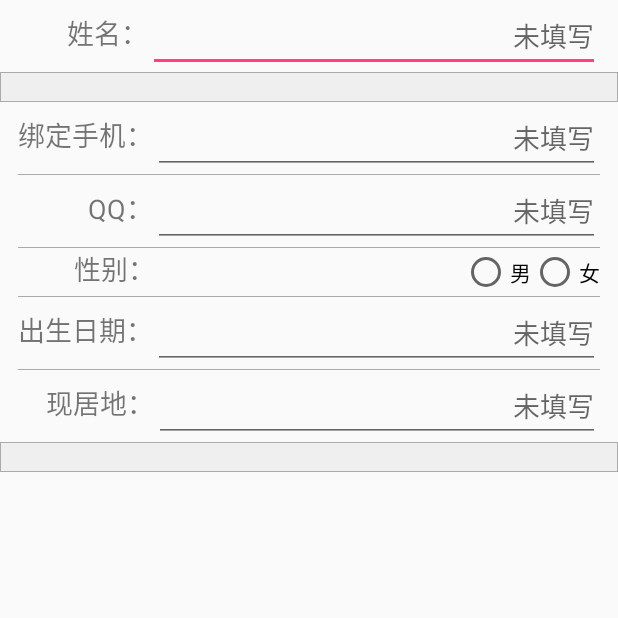
After one commit to QiuBuJi/BusinessCircle, an Android app: the ModifyData screen opened directly, with no data from a screen before it, on a phone screen of 412 x 824 dp, the top half of it. The commit adds this screen. Run offline under Robolectric (Android 15) with nearby library versions, the phone set to English and light mode, and no system bars.

Commit message:
增加修改资料页面

```diff
--- a/app/src/main/AndroidManifest.xml
+++ b/app/src/main/AndroidManifest.xml
@@ -1,6 +1,6 @@
 <?xml version="1.0" encoding="utf-8"?>
 <manifest xmlns:android="http://schemas.android.com/apk/res/android"
-    package="com.wp.businesscircle">
+          package="com.wp.businesscircle">
 
     <application
         android:allowBackup="true"
@@ -10,11 +10,12 @@
         android:theme="@style/AppTheme">
         <activity android:name=".MainActivity">
             <intent-filter>
-                <action android:name="android.intent.action.MAIN" />
+                <action android:name="android.intent.action.MAIN"/>
 
-                <category android:name="android.intent.category.LAUNCHER" />
+                <category android:name="android.intent.category.LAUNCHER"/>
             </intent-filter>
         </activity>
+        <activity android:name="com.wp.personal.ModifyData"/>
     </application>
 
 </manifest>
--- a/app/src/main/java/com/wp/businesscircle/SlideSideBar.java
+++ b/app/src/main/java/com/wp/businesscircle/SlideSideBar.java
@@ -1,8 +1,10 @@
 package com.wp.businesscircle;
 
 import android.content.Context;
+import android.graphics.Color;
 import android.graphics.Point;
 import android.util.AttributeSet;
+import android.util.Log;
 import android.view.MotionEvent;
 import android.view.View;
 import android.view.ViewGroup;
@@ -28,7 +30,7 @@ public class SlideSideBar extends ViewGroup {
     private float mOffsetSum;//每次偏移距离的合。侧滑菜单（mLeftView），滑动有关。
     private long mOffsetCount;//偏移的次数。侧滑菜单（mLeftView），滑动有关。
     private Point mPt;
-    private double mDuration = 1.8;//持续时间
+    private double mDuration = 1.2;//持续时间
     private boolean mShowing;//侧滑菜单显示状态
 
     /**
@@ -152,12 +154,16 @@ public class SlideSideBar extends ViewGroup {
     public void setLimit(float x) {
         mLimitX = x;
         mRightView.setTranslationX(mLimitX);//移动“主内容mRightView”
-        float ratio = 0.4f;
+
+
+        float ratio = 0.4f;//mLeftView与mRightView之间的移动比例
         /*
         * 移动“侧滑菜单mLeftView”
         * mLeftView它的移动距离在mRightView移动的基础上缩小了ratio倍。
         * */
-        mLeftView.setTranslationX((mLimitX * ratio) - ((float) mParkPos * ratio));
+        float leftHideOffset = (float) mParkPos * ratio;//左边隐藏部分的位移
+        float shrinkPosX = mLimitX * ratio;//缩小后的x轴向移动位置
+        mLeftView.setTranslationX(shrinkPosX - leftHideOffset);
     }
 
     @Override
@@ -167,9 +173,6 @@ public class SlideSideBar extends ViewGroup {
         if (mScroller.computeScrollOffset()) {//如果在计算偏移，继续。
             setLimit(mScroller.getCurrX());//以mScroller模拟的位置来实现惯性滑动效果。
             invalidate();
-        } else {//计算偏移完成
-
-
         }
     }
 
--- a/app/src/main/java/com/wp/fragments/PagePersonalFragmentActivity.java
+++ b/app/src/main/java/com/wp/fragments/PagePersonalFragmentActivity.java
@@ -1,22 +1,28 @@
 package com.wp.fragments;
 
 import android.app.Fragment;
+import android.content.Intent;
 import android.os.Bundle;
 import android.support.annotation.Nullable;
+import android.util.Log;
 import android.view.LayoutInflater;
 import android.view.View;
 import android.view.ViewGroup;
+import android.widget.LinearLayout;
 
 import com.wp.businesscircle.BaseActivity;
 import com.wp.businesscircle.R;
+import com.wp.personal.ModifyData;
 
 /**
  * Created by Administrator on 16/12/24/0024.
  */
 
-public class PagePersonalFragmentActivity extends Fragment implements BaseActivity {
+public class PagePersonalFragmentActivity extends Fragment implements BaseActivity, View.OnClickListener {
 
     private View view;
+    private LinearLayout mModifyData;
+    private String TAG = "msg";
 
     @Override
     public void onViewCreated(View view, Bundle savedInstanceState) {
@@ -36,16 +42,25 @@ public class PagePersonalFragmentActivity extends Fragment implements BaseActivi
 
     @Override
     public void initView() {
-
+        mModifyData = ((LinearLayout) view.findViewById(R.id.ll_ll_personal_ModifyData));
     }
 
     @Override
     public void initListener() {
-
+        mModifyData.setOnClickListener(this);
     }
 
     @Override
     public void initData() {
 
     }
+
+    @Override
+    public void onClick(View v) {
+        switch (v.getId()) {
+            case R.id.ll_ll_personal_ModifyData:
+                startActivity(new Intent(view.getContext(), ModifyData.class));
+                break;
+        }
+    }
 }
--- /dev/null
+++ b/app/src/main/java/com/wp/personal/ModifyData.java
@@ -0,0 +1,20 @@
+package com.wp.personal;
+
+import android.app.Activity;
+import android.os.Bundle;
+import android.support.annotation.Nullable;
+
+import com.wp.businesscircle.R;
+
+/**
+ * Created by 吴攀 on 2017/1/2/002.
+ */
+
+public class ModifyData extends Activity {
+    @Override
+    protected void onCreate(@Nullable Bundle savedInstanceState) {
+        super.onCreate(savedInstanceState);
+        setContentView(R.layout.activity_personal_modify_data);
+
+    }
+}
--- /dev/null
+++ b/app/src/main/res/drawable/bg_divide_line.xml
@@ -0,0 +1,8 @@
+<?xml version="1.0" encoding="utf-8"?>
+<shape xmlns:android="http://schemas.android.com/apk/res/android">
+    <solid android:color="#efefef"/>
+    <stroke
+        android:width="1px"
+        android:color="@android:color/darker_gray"/>
+
+</shape>
--- a/app/src/main/res/layout/activity_menu_personal.xml
+++ b/app/src/main/res/layout/activity_menu_personal.xml
@@ -110,6 +110,7 @@
     </RelativeLayout>
 
     <LinearLayout
+        android:id="@+id/ll_ll_personal_ModifyData"
         android:layout_width="match_parent"
         android:layout_height="52dp"
         android:background="#FFFFFF"
--- /dev/null
+++ b/app/src/main/res/layout/activity_personal_modify_data.xml
@@ -0,0 +1,142 @@
+<?xml version="1.0" encoding="utf-8"?>
+<LinearLayout xmlns:android="http://schemas.android.com/apk/res/android"
+              android:layout_width="match_parent"
+              android:layout_height="match_parent"
+              android:orientation="vertical">
+
+
+    <LinearLayout style="@style/style_personal_modify_data_item">
+
+        <TextView
+            android:layout_width="wrap_content"
+            android:layout_height="wrap_content"
+            android:text="       姓名："
+            android:textSize="18sp"/>
+
+        <EditText
+            android:layout_width="match_parent"
+            android:layout_height="wrap_content"
+            android:gravity="right"
+            android:hint="未填写"
+            android:textSize="18sp"/>
+    </LinearLayout>
+
+    <View
+        android:layout_width="match_parent"
+        android:layout_height="20dp"
+        android:background="@drawable/bg_divide_line"/>
+
+    <LinearLayout style="@style/style_personal_modify_data_item">
+
+        <TextView
+            android:layout_width="wrap_content"
+            android:layout_height="wrap_content"
+            android:text="绑定手机："
+            android:textSize="18sp"/>
+
+        <EditText
+            android:layout_width="match_parent"
+            android:layout_height="wrap_content"
+            android:gravity="right"
+            android:hint="未填写"
+            android:inputType="number"
+            android:textSize="18sp"/>
+    </LinearLayout>
+
+    <View style="@style/style_line"/>
+
+    <LinearLayout style="@style/style_personal_modify_data_item">
+
+        <TextView
+            android:layout_width="wrap_content"
+            android:layout_height="wrap_content"
+            android:text="          QQ："
+            android:textSize="18sp"/>
+
+        <EditText
+            android:layout_width="match_parent"
+            android:layout_height="wrap_content"
+            android:gravity="right"
+            android:hint="未填写"
+            android:inputType="number"
+            android:textSize="18sp"/>
+
+    </LinearLayout>
+
+    <View style="@style/style_line"/>
+
+    <LinearLayout style="@style/style_personal_modify_data_item">
+
+        <TextView
+            android:layout_width="wrap_content"
+            android:layout_height="wrap_content"
+            android:text="        性别："
+            android:textSize="18sp"/>
+
+        <RadioGroup
+            android:layout_width="wrap_content"
+            android:layout_height="wrap_content"
+            android:orientation="horizontal">
+
+            <View
+                android:layout_width="0dp"
+                android:layout_height="20dp"
+                android:layout_weight="1"/>
+
+            <RadioButton
+                android:layout_width="wrap_content"
+                android:layout_height="wrap_content"
+                android:text="男"/>
+
+            <RadioButton
+                android:layout_width="wrap_content"
+                android:layout_height="wrap_content"
+                android:text="女"/>
+        </RadioGroup>
+    </LinearLayout>
+
+    <View style="@style/style_line"/>
+
+    <LinearLayout style="@style/style_personal_modify_data_item">
+
+        <TextView
+            android:layout_width="wrap_content"
+            android:layout_height="wrap_content"
+            android:text="出生日期："
+            android:textSize="18sp"/>
+
+        <EditText
+            android:layout_width="match_parent"
+            android:layout_height="wrap_content"
+            android:gravity="right"
+            android:hint="未填写"
+            android:inputType="number"
+            android:textSize="18sp"/>
+    </LinearLayout>
+
+    <View style="@style/style_line"/>
+
+    <LinearLayout style="@style/style_personal_modify_data_item">
+
+        <TextView
+            android:layout_width="wrap_content"
+            android:layout_height="wrap_content"
+            android:text="    现居地："
+            android:textSize="18sp"/>
+
+        <EditText
+            android:layout_width="match_parent"
+            android:layout_height="wrap_content"
+            android:gravity="right"
+            android:hint="未填写"
+            android:inputType="number"
+            android:textSize="18sp"/>
+    </LinearLayout>
+
+
+    <View
+        android:layout_width="match_parent"
+        android:layout_height="20dp"
+        android:background="@drawable/bg_divide_line"/>
+
+</LinearLayout>
--- a/app/src/main/res/values/styles.xml
+++ b/app/src/main/res/values/styles.xml
@@ -90,4 +90,20 @@
         <item name="android:layout_width">wrap_content</item>
         <item name="android:layout_height">wrap_content</item>
     </style>
+
+    <style name="style_personal_modify_data_item">
+        <item name="android:layout_width">match_parent</item>
+        <item name="android:layout_height">wrap_content</item>
+        <item name="android:orientation">horizontal</item>
+        <item name="android:paddingLeft">12dp</item>
+        <item name="android:paddingRight">12dp</item>
+    </style>
+
+    <style name="style_line">
+        <item name="android:layout_marginLeft">12dp</item>
+        <item name="android:layout_marginRight">12dp</item>
+        <item name="android:layout_width">match_parent</item>
+        <item name="android:layout_height">1px</item>
+        <item name="android:background">@android:color/darker_gray</item>
+    </style>
 </resources>
```
